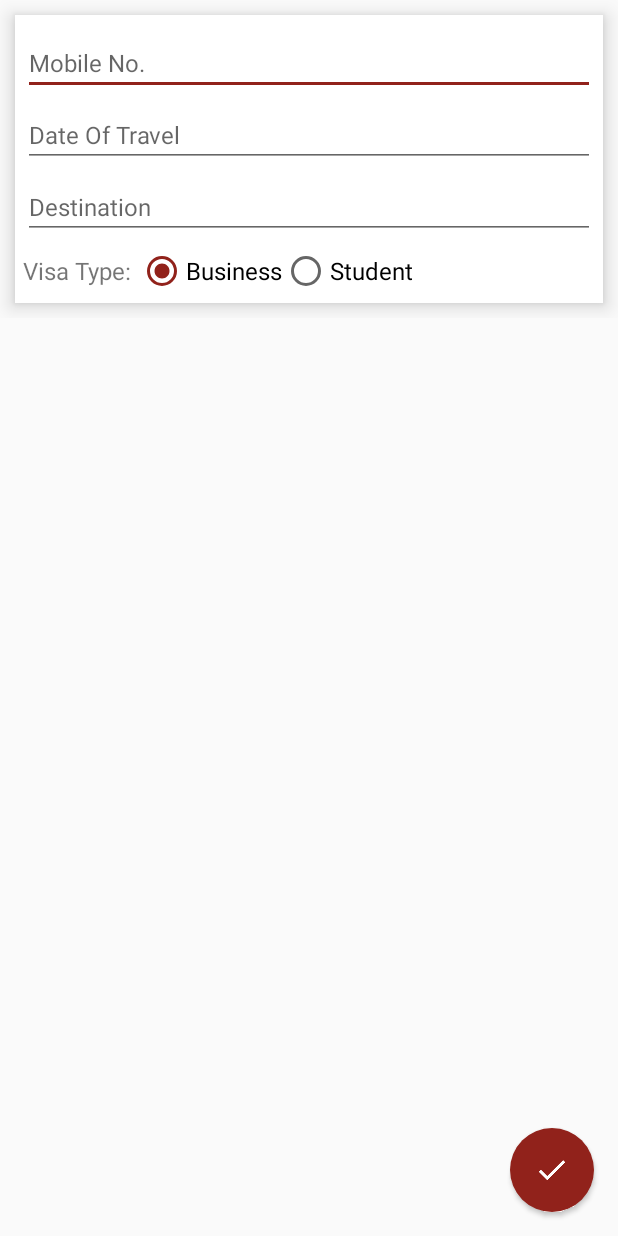
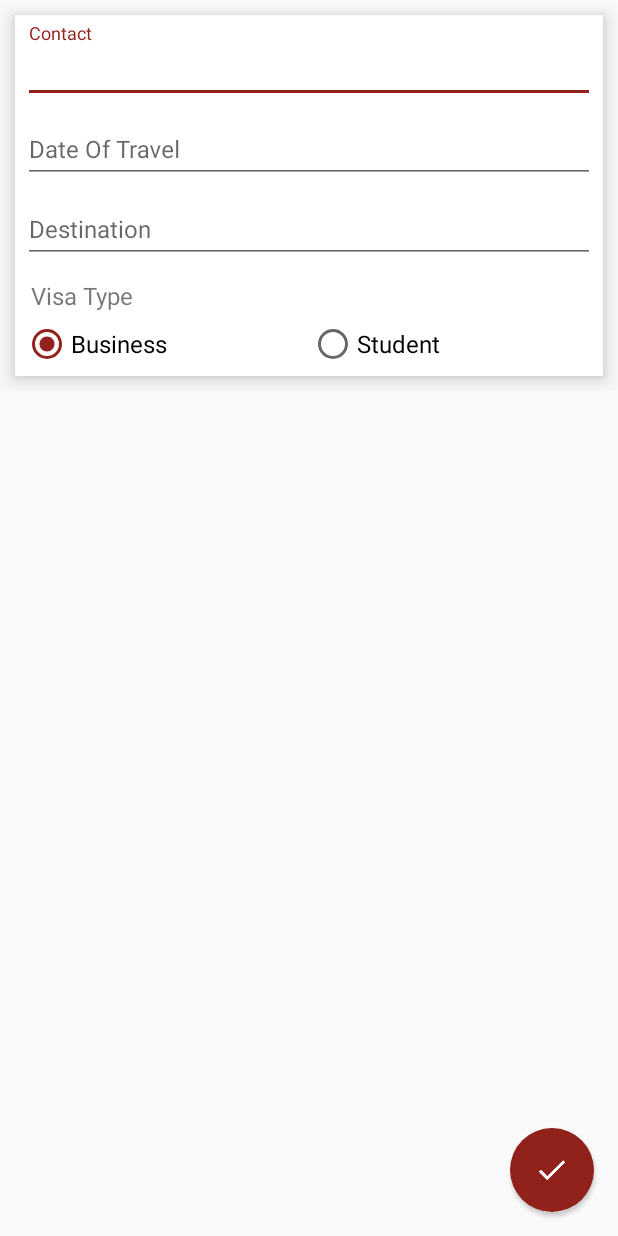
Before and after one commit to rutvik106/BhagwatiHolidays, an Android app: the fragment FragmentVisa shown on its own in the app's theme, on a phone screen of 412 x 824 dp. Run offline under Robolectric (Android 15) with nearby library versions, the phone set to English and light mode, and no system bars; libraries missing offline, so code that uses them is left out: com.wdullaer.materialdatetimepicker; plain views replace RippleView; 1 statement that could not run was skipped.

Commit message:
made holiday activity and added holiday fragment in it,handled leaked window error by calling progress dialog dismiss method on success login, added method for adding calendar entry in common utilities class,added one method in Submit class, made search and pagination in holiday packages view, floating labels on form and rearranged radio buttons

```diff
--- a/app/src/main/java/com/rutvik/bhagwatiholidays/SplashScreen.java
+++ b/app/src/main/java/com/rutvik/bhagwatiholidays/SplashScreen.java
@@ -19,7 +19,7 @@ public class SplashScreen extends Activity {
         mHandler.postDelayed(new Runnable() {
             @Override
             public void run() {
-                Intent i = new Intent(SplashScreen.this, SwipeTabActivity.class);
+                Intent i = new Intent(SplashScreen.this, initial.class);
 
                 i.setFlags(Intent.FLAG_ACTIVITY_NEW_TASK | Intent.FLAG_ACTIVITY_CLEAR_TASK);
                 startActivity(i);
--- a/app/src/main/res/layout/fragment_visa.xml
+++ b/app/src/main/res/layout/fragment_visa.xml
@@ -23,13 +23,31 @@
                 android:orientation="vertical"
                 android:padding="5dp">
 
-                <EditText
-                    android:id="@+id/et_mobileNo"
+                <android.support.design.widget.TextInputLayout
+                    android:id="@+id/input_layout_uid"
                     android:layout_width="match_parent"
                     android:layout_height="wrap_content"
-                    android:layout_marginTop="5dp"
-                    android:textSize="16sp"
-                    android:hint="Mobile No." />
+                    android:layout_centerVertical="true"
+                    android:layout_alignParentLeft="true"
+                    android:layout_alignParentStart="true">
+
+                    <EditText
+                        android:id="@+id/et_mobileNo"
+                        android:layout_width="match_parent"
+                        android:layout_height="wrap_content"
+                        android:layout_marginTop="5dp"
+                        android:textSize="16sp"
+                        android:hint="Contact" />
+
+                </android.support.design.widget.TextInputLayout>
+
+
+                <android.support.design.widget.TextInputLayout
+                    android:layout_width="match_parent"
+                    android:layout_height="wrap_content"
+                    android:layout_centerVertical="true"
+                    android:layout_alignParentLeft="true"
+                    android:layout_alignParentStart="true">
 
                 <EditText
                     android:id="@+id/et_dateOfTravel"
@@ -39,6 +57,16 @@
                     android:textSize="16sp"
                     android:hint="Date Of Travel" />
 
+                </android.support.design.widget.TextInputLayout>
+
+
+                <android.support.design.widget.TextInputLayout
+                    android:layout_width="match_parent"
+                    android:layout_height="wrap_content"
+                    android:layout_centerVertical="true"
+                    android:layout_alignParentLeft="true"
+                    android:layout_alignParentStart="true">
+
                 <EditText
                     android:id="@+id/et_destination"
                     android:layout_width="match_parent"
@@ -47,36 +75,44 @@
                     android:textSize="16sp"
                     android:hint="Destination" />
 
+                </android.support.design.widget.TextInputLayout>
+
+                <TextView
+                    android:layout_gravity="center"
+                    android:layout_width="match_parent"
+                    android:layout_height="wrap_content"
+                    android:text="Visa Type"
+                    android:padding="5dp"
+                    android:layout_marginTop="5dp"
+                    android:textSize="16sp"/>
+
                 <LinearLayout
                     android:layout_width="match_parent"
                     android:layout_height="wrap_content"
-                    android:layout_marginTop="5dp"
+                    android:weightSum="2"
                     android:orientation="horizontal">
 
-                    <TextView
-                        android:layout_gravity="center"
-                        android:layout_width="wrap_content"
-                        android:layout_height="wrap_content"
-                        android:text="Visa Type: "
-                        android:textSize="16sp"/>
+
 
                     <RadioGroup
                         android:id="@+id/rg_visaType"
-                        android:layout_width="wrap_content"
+                        android:layout_width="match_parent"
                         android:layout_height="wrap_content"
                         android:orientation="horizontal">
 
                         <RadioButton
                             android:id="@+id/rb_business"
                             android:checked="true"
-                            android:layout_width="wrap_content"
+                            android:layout_width="0dp"
+                            android:layout_weight="1"
                             android:layout_height="wrap_content"
                             android:textSize="16sp"
                             android:text="Business" />
 
                         <RadioButton
                             android:id="@+id/rb_student"
-                            android:layout_width="wrap_content"
+                            android:layout_width="0dp"
+                            android:layout_weight="1"
                             android:layout_height="wrap_content"
                             android:textSize="16sp"
                             android:text="Student" />
```
Also changed, not shown: app/src/main/res/layout/fragment_air_tickets.xml (+99 -40 lines), app/src/main/res/layout/fragment_holidays.xml (+68 -28 lines), app/src/main/res/layout/fragment_hotels.xml (+55 -20 lines).
